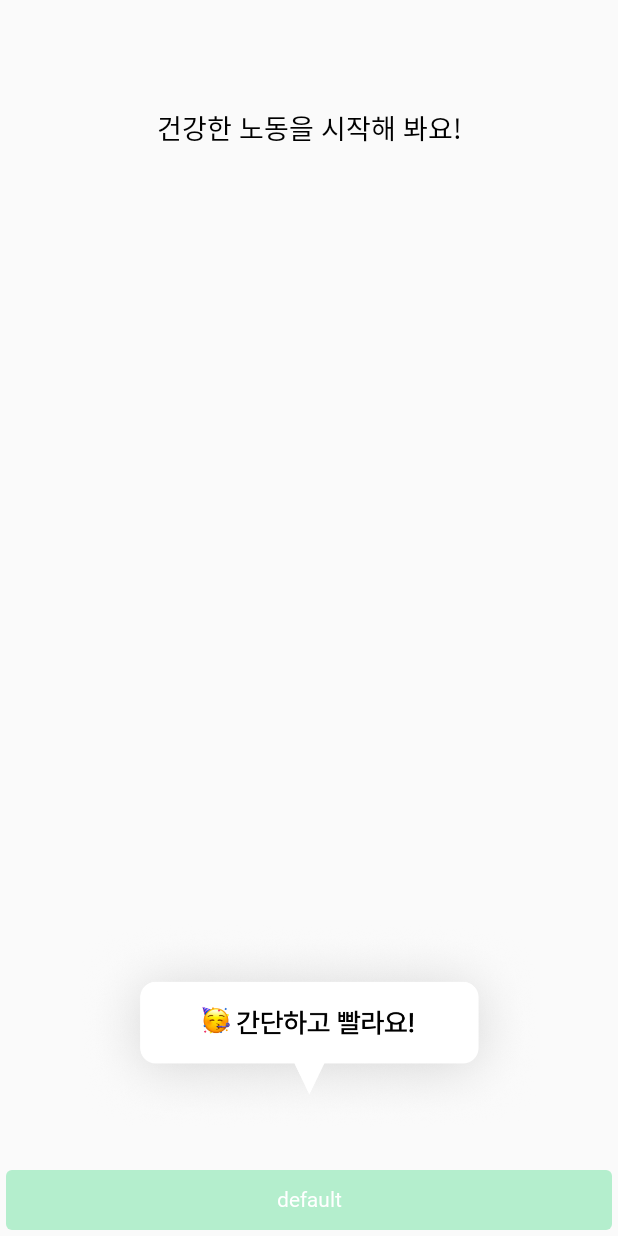
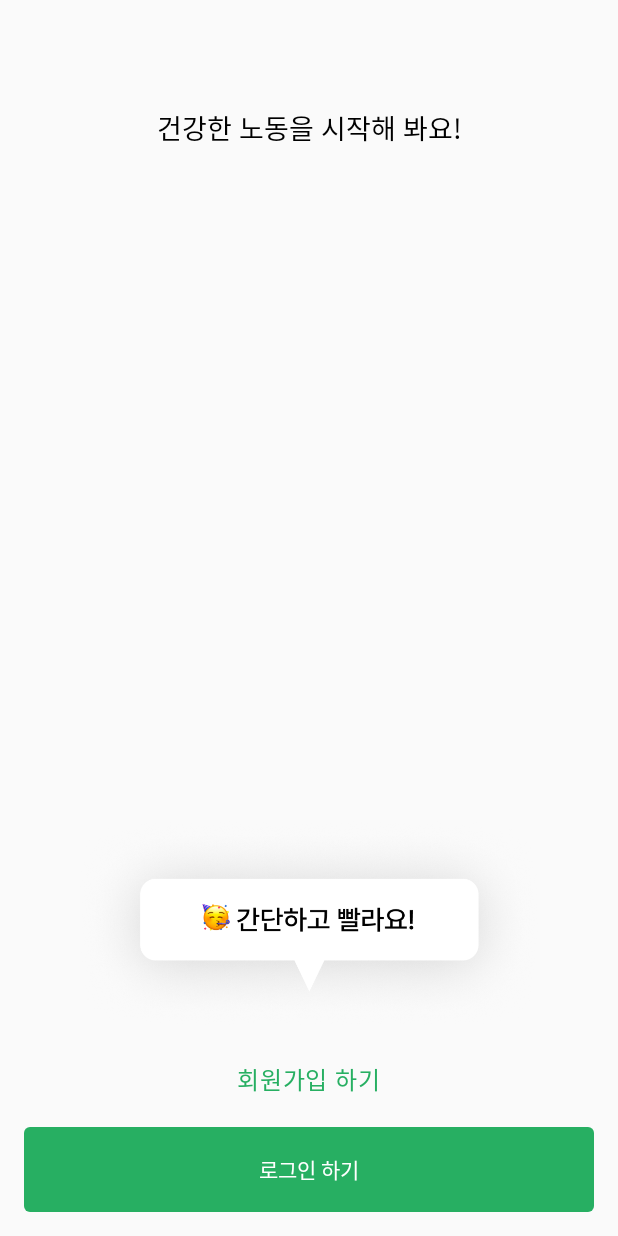
Before and after one commit to 24-IMPACTON-savage/savage-android, an Android app built with Jetpack Compose: the screen it shows after launch (MainActivity), on a phone screen of 412 x 824 dp. Run offline under Robolectric (Android 15) with nearby library versions, the phone set to English and light mode, and no system bars; Roboto replaces fonts that are not available here.

Commit message:
start buttons

```diff
--- a/app/src/main/java/team/retum/savage_android/feature/onboarding/StartScreen.kt
+++ b/app/src/main/java/team/retum/savage_android/feature/onboarding/StartScreen.kt
@@ -1,6 +1,7 @@
 package team.retum.savage_android.feature.onboarding
 
 import androidx.compose.foundation.Image
+import androidx.compose.foundation.clickable
 import androidx.compose.foundation.layout.Column
 import androidx.compose.foundation.layout.Spacer
 import androidx.compose.foundation.layout.fillMaxWidth
@@ -16,7 +17,9 @@ import androidx.compose.ui.unit.dp
 import androidx.navigation.NavController
 import team.retum.savage_android.R
 import team.retum.savage_android.ui.component.SavageButton
+import team.retum.savage_android.ui.theme.SavageColor
 import team.retum.savage_android.ui.theme.SavageTypography
+import team.retum.savage_android.ui.theme.savageClickable
 
 @Composable
 fun StartScreen(
@@ -42,12 +45,26 @@ fun StartScreen(
         )
 
         // join button
+        Text(
+            text = "회원가입 하기",
+            color = SavageColor.Primary40,
+            modifier = Modifier.savageClickable(
+                rippleEnable = false
+            ) {
+                // mv to join screen
+            }
+        )
+        Spacer(modifier = Modifier.padding(bottom = 20.dp))
         // login button
         SavageButton(
+            modifier = Modifier.padding(horizontal = 16.dp),
             onClick = {
 
             },
-            )
+            text = "로그인 하기",
+            isAbleClick = true
+        )
+        Spacer(modifier = Modifier.padding(bottom = 16.dp))
     }
 
 }
--- a/app/src/main/java/team/retum/savage_android/ui/component/SavageButton.kt
+++ b/app/src/main/java/team/retum/savage_android/ui/component/SavageButton.kt
@@ -3,6 +3,7 @@ package team.retum.savage_android.ui.component
 import androidx.compose.foundation.background
 import androidx.compose.foundation.interaction.MutableInteractionSource
 import androidx.compose.foundation.interaction.collectIsPressedAsState
+import androidx.compose.foundation.layout.PaddingValues
 import androidx.compose.foundation.layout.fillMaxWidth
 import androidx.compose.foundation.layout.padding
 import androidx.compose.foundation.shape.RoundedCornerShape
@@ -50,12 +51,15 @@ fun SavageButton(
         interactionSource = interactionSource,
         shape = RoundedCornerShape(4.dp),
         colors = colors,
+        contentPadding = PaddingValues(vertical = 18.dp),
         modifier = modifier
             .fillMaxWidth()
             .background(Color.Transparent)
-            .padding(horizontal = 4.dp)
     ) {
-        Text(text = text, style = SavageTypography.Body2)
+        Text(
+            text = text,
+            style = SavageTypography.Body2
+        )
     }
 }
 
--- /dev/null
+++ b/app/src/main/java/team/retum/savage_android/ui/theme/savageClickable.kt
@@ -0,0 +1,31 @@
+package team.retum.savage_android.ui.theme
+
+import androidx.compose.foundation.clickable
+import androidx.compose.foundation.interaction.MutableInteractionSource
+import androidx.compose.material.ripple.rememberRipple
+import androidx.compose.ui.Modifier
+import androidx.compose.ui.composed
+import androidx.compose.ui.graphics.Color
+
+// - clickable
+// - ripple
+// - bounded
+fun Modifier.savageClickable(
+    interactionSource: MutableInteractionSource = MutableInteractionSource(),
+    rippleColor: Color = Color.Unspecified,
+    rippleEnable: Boolean = false,
+    bounded: Boolean = true,
+    onClick: (() -> Unit)? = null
+) = composed {
+    onClick?.let { onClick ->
+        clickable(
+            interactionSource = interactionSource,
+            indication = if (rippleEnable)
+                rememberRipple(
+                    color = rippleColor,
+                    bounded = bounded
+                ) else null,
+            onClick = onClick
+        )
+    } ?: this
+}
```
